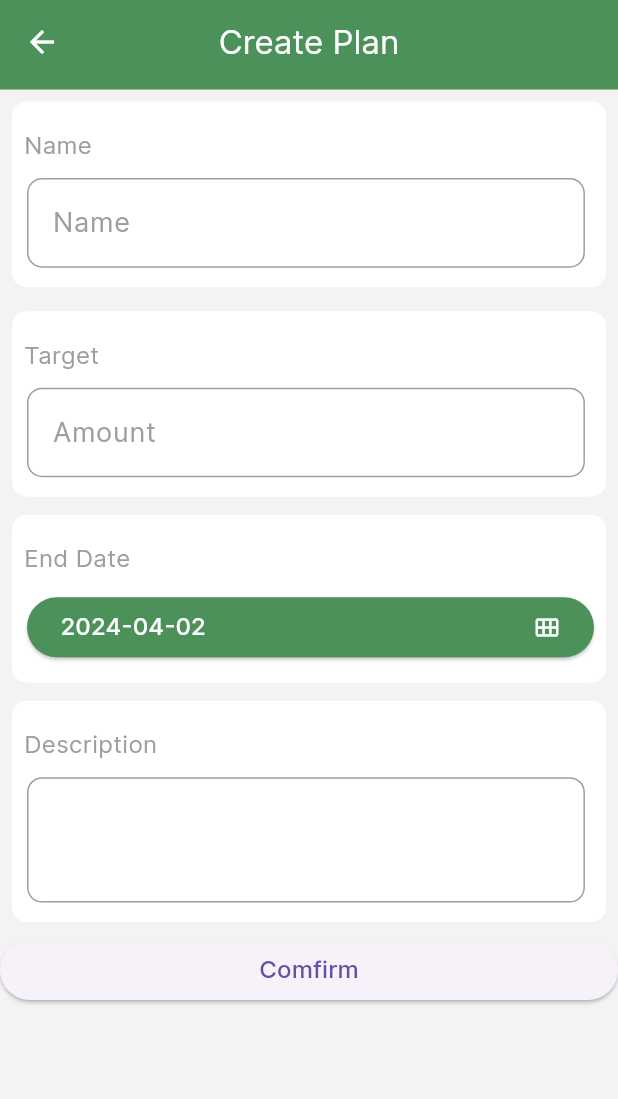
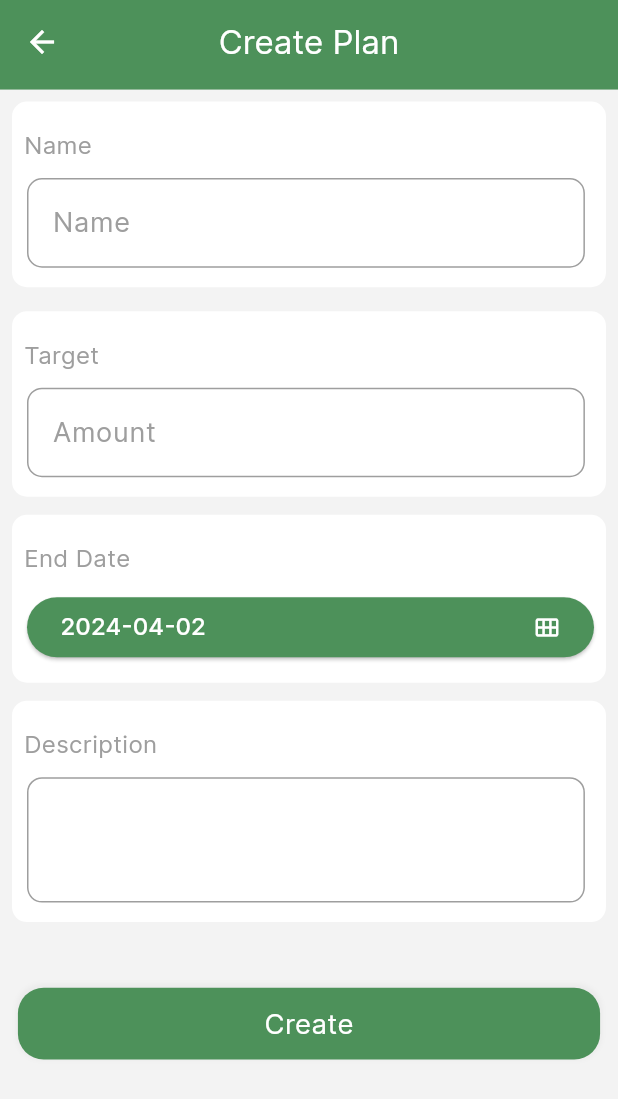
Before and after one commit to ThanawatPtd/Project_Mobile_App, a Flutter app: the CreatePlan screen opened directly, on a phone screen of 412 x 824 dp. Shown: the top 1099 px of the screen. Run offline on Flutter 3.47's test engine with Material 3 defaults, Android fonts, the phone set to English and light mode, and no system bars; our stand-ins replace awesome_notifications, camera, carousel_slider, cloud_firestore, dots_indicator, firebase_auth and 11 more; missing offline and left inert: dart:html, firebase_app_check; accounts and stored records are empty.

Commit message:
padding widget

```diff
--- a/lib/pages/create_plan/create_plan.dart
+++ b/lib/pages/create_plan/create_plan.dart
@@ -1,3 +1,4 @@
+import 'package:flutter/cupertino.dart';
 import 'package:flutter/material.dart';
 import 'package:flutter_screenutil/flutter_screenutil.dart';
 import 'package:intl/intl.dart';
@@ -189,8 +190,8 @@ class _CreatePlanState extends State<CreatePlan> {
                 ),
               )),
             ),
-            ElevatedButton(
-                onPressed: () async {
+            GestureDetector(
+                onTap: () async {
                   if (docId == null) {
                     try {
                       await planService.addPlan(
@@ -353,8 +354,8 @@ class _CreatePlanState extends State<CreatePlan> {
 
                   void fetchData() {}
                 },
-                child: Text("Comfirm")),
-          ],
+                child: createPlanButton("Create", CustomColor.primaryColor),
+            )],
         )));
   }
 
@@ -372,6 +373,38 @@ class _CreatePlanState extends State<CreatePlan> {
           format.format(data['EndDate']);
     });
   }
+
+  Widget createPlanButton(String text, Color color) {
+    return Padding(
+      padding: EdgeInsets.all(10.h),
+      child: Container(
+        margin: EdgeInsets.only(top: 20.h),
+        width: 325.w,
+        height: 40.h,
+        decoration: BoxDecoration(
+            color: color,
+            borderRadius: BorderRadius.all(Radius.circular(15.w)),
+            boxShadow: [
+              BoxShadow(
+                  color: Colors.grey.withOpacity(0.1),
+                  spreadRadius: 1,
+                  blurRadius: 2,
+                  offset: Offset(0, -1))
+            ]),
+        child: Center(
+            child: Text(
+          text,
+          style: TextStyle(
+            color: Colors.white,
+            fontWeight: FontWeight.normal,
+            fontSize: 16.sp,
+          ),
+        )),
+      ),
+    );
+  }
+
+
 
   Widget customTextField(TextEditingController controller, String text,
     TextInputType inputType, int height) {
```
Also changed, not shown: lib/widgets/home_widgets.dart (+18 -27 lines).
